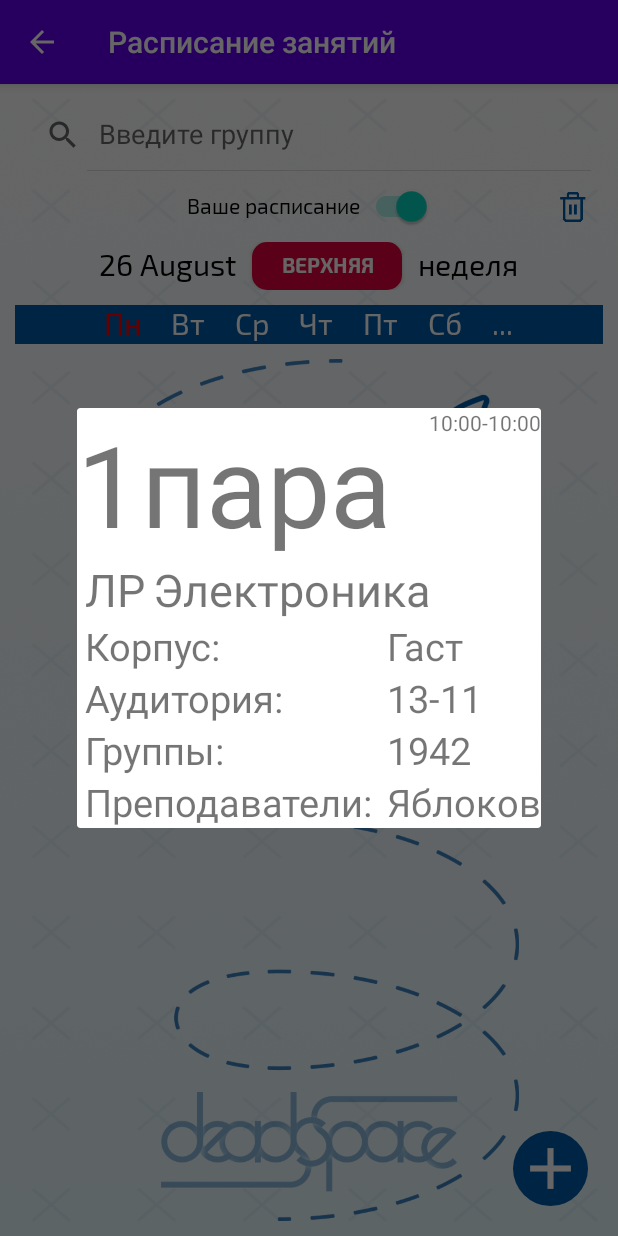
After one commit to Cir2100/DeadSpace, an Android app: the fragment PairDialogFragment placed in its activity, on a phone screen of 412 x 824 dp. The commit adds this screen. Run offline under Robolectric (Android 15) with nearby library versions, the phone set to English and light mode, and no system bars; our stand-ins replace Room's generated code, data binding; network calls fail; 10 statements that could not run were skipped.

Commit message:
#add pair_info

```diff
--- /dev/null
+++ b/app/src/main/java/com/example/deadspace/ui/schedule/main/PairDialogFragment.kt
@@ -0,0 +1,34 @@
+package com.example.deadspace.ui.schedule.main
+
+import android.os.Bundle
+import android.view.LayoutInflater
+import android.view.View
+import android.view.ViewGroup
+import androidx.fragment.app.DialogFragment
+import com.example.deadspace.databinding.PairInfoFragmentBinding
+
+
+class PairDialogFragment  : DialogFragment() {
+
+    private var _binding : PairInfoFragmentBinding? = null
+    private val binding get() = _binding!!
+
+    override fun onCreateView(
+        inflater: LayoutInflater,
+        container: ViewGroup?,
+        savedInstanceState: Bundle?
+    ): View? {
+        _binding = PairInfoFragmentBinding.inflate(inflater, container, false)
+
+        binding.pairInfoLess.text = requireArguments().getInt("less").toString()
+        binding.pairInfoTime.text = requireArguments().getString("time")
+        binding.pairInfoType.text = requireArguments().getString("type")
+        binding.pairInfoDisc.text = requireArguments().getString("disc")
+        binding.pairInfoAuditorium.text = requireArguments().getString("auditorium")
+        binding.pairInfoBuilding.text = requireArguments().getString("build")
+        binding.pairInfoGroups.text = requireArguments().getString("groups")
+        binding.pairInfoTeachers.text = requireArguments().getString("teachers")
+
+        return binding.root
+    }
+}
--- a/app/src/main/java/com/example/deadspace/ui/schedule/main/ScheduleActivity.kt
+++ b/app/src/main/java/com/example/deadspace/ui/schedule/main/ScheduleActivity.kt
@@ -20,6 +20,7 @@ import android.provider.BaseColumns
 import android.widget.*
 import androidx.core.content.res.ResourcesCompat
 import com.example.deadspace.data.database.PairData
+import kotlinx.serialization.json.Json
 
 class ScheduleActivity : AppCompatActivity() {
 
@@ -155,7 +156,7 @@ class ScheduleActivity : AppCompatActivity() {
         }
 
         binding.deleteUsersScheduleButton.setOnClickListener {
-            createDialogFragment(true)
+            createDeleteDialogFragment(true)
         }
 
     }
@@ -208,11 +209,30 @@ class ScheduleActivity : AppCompatActivity() {
         return cursor
     }
 
-    fun createDialogFragment(type : Boolean) {
-        val myDialogFragment = ScheduleDialogFragment()
+    fun createDeleteDialogFragment(type : Boolean) {
+        val myDialogFragment = ScheduleDeleteDialogFragment()
         val manager = supportFragmentManager
         val args = Bundle()
         args.putBoolean("type", type)
+        myDialogFragment.arguments = args
+        myDialogFragment.show(manager, "myDialog")
+    }
+
+    private fun createPairInfoDialogFragment(
+    item: PairData
+    ) {
+        val myDialogFragment = PairDialogFragment()
+        val manager = supportFragmentManager
+        val args = Bundle()
+        args.putInt("less", item.Less)
+        args.putString("time", resources.getString(R.string.pair_time_counter,
+            item.StartTime,  item.EndTime))
+        args.putString("type", item.Type)
+        args.putString("disc", item.Disc)
+        args.putString("auditorium", item.Rooms)
+        args.putString("build", item.Build)
+        args.putString("groups", item.GroupsText)
+        args.putString("teachers", item.TeachersText)
         myDialogFragment.arguments = args
         myDialogFragment.show(manager, "myDialog")
     }
@@ -229,9 +249,14 @@ class ScheduleActivity : AppCompatActivity() {
 
         private lateinit var item: PairData
 
-        fun onClick(item : PairData) {
+        fun onClickDeletePair(item : PairData) {
             this.item = item
-            createDialogFragment(false)
+            createDeleteDialogFragment(false)
+        }
+
+        fun onClickPairItem(item : PairData) {
+            val format = Json { coerceInputValues = true }
+            createPairInfoDialogFragment(item)
         }
 
         fun getItem() : PairData = item
--- a/app/src/main/java/com/example/deadspace/ui/schedule/main/ScheduleDialogFragment.kt
+++ b/app/src/main/java/com/example/deadspace/ui/schedule/main/ScheduleDeleteDialogFragment.kt
@@ -1,17 +1,14 @@
 package com.example.deadspace.ui.schedule.main
 
 import android.app.Dialog
-import android.content.DialogInterface
 import android.os.Bundle
-import android.widget.Toast
 import androidx.appcompat.app.AlertDialog
 import androidx.fragment.app.DialogFragment
-import android.R
 
 
 
 
-class ScheduleDialogFragment : DialogFragment() {
+class ScheduleDeleteDialogFragment : DialogFragment() {
 
     override fun onCreateDialog(savedInstanceState: Bundle?): Dialog {
 
--- a/app/src/main/java/com/example/deadspace/ui/schedule/main/ScheduleListAdapter.kt
+++ b/app/src/main/java/com/example/deadspace/ui/schedule/main/ScheduleListAdapter.kt
@@ -5,6 +5,7 @@ import android.view.View
 import android.view.ViewGroup
 import android.widget.ImageButton
 import android.widget.TextView
+import androidx.recyclerview.widget.DiffUtil
 import androidx.recyclerview.widget.RecyclerView
 import com.example.deadspace.DeadSpace
 import com.example.deadspace.R
@@ -41,8 +42,17 @@ class ScheduleListAdapter(private val deletePairClickListener: ScheduleActivity.
             item.StartTime,  item.EndTime)
 
         holder.deleteButton?.setOnClickListener {
-            deletePairClickListener.onClick(item)
+            deletePairClickListener.onClickDeletePair(item)
         }
+
+        holder.itemView.setOnClickListener{
+            val pos = holder.adapterPosition
+            if(pos != DiffUtil.DiffResult.NO_POSITION) {
+                //todo itemClickListener
+                deletePairClickListener.onClickPairItem(item)
+            }
+        }
+
     }
 
     fun updateItems(items: List<PairData>) {
--- /dev/null
+++ b/app/src/main/res/layout/pair_info_fragment.xml
@@ -0,0 +1,140 @@
+<?xml version="1.0" encoding="utf-8"?>
+<androidx.constraintlayout.widget.ConstraintLayout xmlns:android="http://schemas.android.com/apk/res/android"
+    android:layout_width="match_parent"
+    android:layout_height="wrap_content"
+    xmlns:app="http://schemas.android.com/apk/res-auto">
+
+    <TextView
+        android:id="@+id/pair_info_time"
+        android:layout_width="wrap_content"
+        android:layout_height="wrap_content"
+        android:text="10:00-10:00"
+        app:layout_constraintEnd_toEndOf="parent"
+        app:layout_constraintTop_toTopOf="parent"/>
+
+    <TextView
+        android:id="@+id/pair_info_less"
+        android:layout_width="wrap_content"
+        android:layout_height="wrap_content"
+        android:text="1"
+        android:textSize="75sp"
+        app:layout_constraintStart_toStartOf="parent"
+        app:layout_constraintTop_toTopOf="parent"/>
+
+    <TextView
+        android:layout_width="wrap_content"
+        android:layout_height="wrap_content"
+        android:text="пара"
+        android:textSize="75sp"
+        app:layout_constraintStart_toEndOf="@id/pair_info_less"
+        app:layout_constraintBottom_toBottomOf="@id/pair_info_less"/>
+
+    <TextView
+        android:id="@+id/pair_info_type"
+        android:layout_width="wrap_content"
+        android:layout_height="wrap_content"
+        android:text="ЛР"
+        android:layout_marginLeft="5dp"
+        android:textSize="30sp"
+        app:layout_constraintStart_toStartOf="@id/pair_info_less"
+        app:layout_constraintTop_toBottomOf="@id/pair_info_less"/>
+
+    <TextView
+        android:id="@+id/pair_info_disc"
+        android:layout_width="wrap_content"
+        android:layout_height="wrap_content"
+        android:text="Электроника"
+        android:maxLines="1"
+        android:textSize="30sp"
+        android:layout_marginLeft="5dp"
+        app:layout_constraintStart_toEndOf="@id/pair_info_type"
+        app:layout_constraintTop_toTopOf="@id/pair_info_type"/>
+
+    <TextView
+        android:id="@+id/building_textView"
+        android:layout_width="wrap_content"
+        android:layout_height="wrap_content"
+        android:text="Корпус:"
+        android:maxLines="1"
+        android:textSize="25sp"
+        app:layout_constraintStart_toStartOf="@id/pair_info_type"
+        app:layout_constraintTop_toBottomOf="@id/pair_info_type"/>
+
+    <TextView
+        android:id="@+id/auditorium_textView"
+        android:layout_width="wrap_content"
+        android:layout_height="wrap_content"
+        android:text="Аудитория:"
+        android:maxLines="1"
+        android:textSize="25sp"
+        app:layout_constraintStart_toStartOf="@id/building_textView"
+        app:layout_constraintTop_toBottomOf="@id/building_textView"/>
+
+    <TextView
+        android:id="@+id/groups_textView"
+        android:layout_width="wrap_content"
+        android:layout_height="wrap_content"
+        android:text="Группы:"
+        android:maxLines="1"
+        android:textSize="25sp"
+        app:layout_constraintStart_toStartOf="@id/auditorium_textView"
+        app:layout_constraintTop_toBottomOf="@id/auditorium_textView"/>
+
+    <TextView
+        android:id="@+id/teachers_textView"
+        android:layout_width="wrap_content"
+        android:layout_height="wrap_content"
+        android:text="Преподаватели:"
+        android:maxLines="1"
+        android:textSize="25sp"
+        app:layout_constraintStart_toStartOf="@id/groups_textView"
+        app:layout_constraintTop_toBottomOf="@id/groups_textView"/>
+
+    <TextView
+        android:id="@+id/pair_info_building"
+        android:layout_width="wrap_content"
+        android:layout_height="wrap_content"
+        android:text="Гаст"
+        android:maxLines="1"
+        android:textSize="25sp"
+        android:layout_marginLeft="10dp"
+        app:layout_constraintStart_toEndOf="@id/teachers_textView"
+        app:layout_constraintTop_toTopOf="@id/building_textView"/>
+
+    <TextView
+        android:id="@+id/pair_info_auditorium"
+        android:layout_width="wrap_content"
+        android:layout_height="wrap_content"
+        android:text="13-11"
+        android:maxLines="1"
+        android:textSize="25sp"
+        android:layout_marginLeft="10dp"
+        app:layout_constraintStart_toEndOf="@id/teachers_textView"
+        app:layout_constraintTop_toTopOf="@id/auditorium_textView"/>
+
+
+    <TextView
+        android:id="@+id/pair_info_groups"
+        android:layout_width="wrap_content"
+        android:layout_height="wrap_content"
+        android:text="1942"
+        android:maxLines="1"
+        android:textSize="25sp"
+        android:layout_marginLeft="10dp"
+        app:layout_constraintStart_toEndOf="@id/teachers_textView"
+        app:layout_constraintTop_toTopOf="@id/groups_textView"/>
+
+
+    <TextView
+        android:id="@+id/pair_info_teachers"
+        android:layout_width="wrap_content"
+        android:layout_height="wrap_content"
+        android:text="Яблоков"
+        android:maxLines="1"
+        android:textSize="25sp"
+        android:layout_marginLeft="10dp"
+        app:layout_constraintStart_toEndOf="@id/teachers_textView"
+        app:layout_constraintTop_toTopOf="@id/teachers_textView"/>
+
+
+</androidx.constraintlayout.widget.ConstraintLayout>
--- a/app/src/main/res/layout/schedule_activity.xml
+++ b/app/src/main/res/layout/schedule_activity.xml
@@ -226,7 +226,6 @@
             app:layout_constraintTop_toBottomOf="@id/week_days_list"
             app:srcCompat="@drawable/main_background_none" />
 
-
         <TextView
             android:id="@+id/is_nothing_textview"
             android:layout_width="wrap_content"
--- a/app/src/main/res/layout/start_activity.xml
+++ b/app/src/main/res/layout/start_activity.xml
@@ -107,7 +107,7 @@
 
         <TextView
             android:id="@+id/current_pair_name"
-            android:layout_width="wrap_content"
+            android:layout_width="match_parent"
             android:layout_height="0dp"
             android:layout_marginTop="5dp"
             android:ellipsize="end"
@@ -116,7 +116,6 @@
             android:text="pair_name"
             android:textColor="@color/black"
             android:textSize="20sp"
-            app:layout_constraintEnd_toEndOf="parent"
             app:layout_constraintStart_toStartOf="@id/current_pair_less"
             app:layout_constraintTop_toBottomOf="@id/current_pair_less" />
 
```
